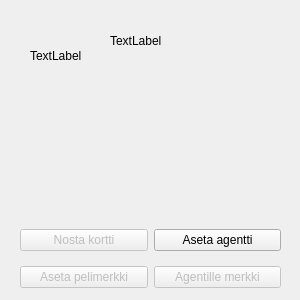
The window that ElectionGame/Student/kaupunginosa.ui (elguitar/los-horos) describes before a commit, drawn with Qt 5.
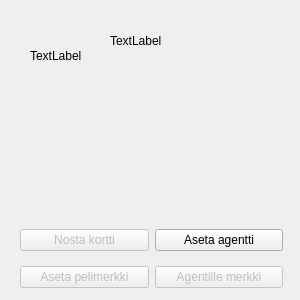
The same window after the commit.

```diff
--- a/ElectionGame/Student/kaupunginosa.ui
+++ b/ElectionGame/Student/kaupunginosa.ui
@@ -10,6 +10,18 @@
     <height>300</height>
    </rect>
   </property>
+  <property name="sizePolicy">
+   <sizepolicy hsizetype="Preferred" vsizetype="Preferred">
+    <horstretch>0</horstretch>
+    <verstretch>0</verstretch>
+   </sizepolicy>
+  </property>
+  <property name="minimumSize">
+   <size>
+    <width>300</width>
+    <height>300</height>
+   </size>
+  </property>
   <property name="windowTitle">
    <string>Form</string>
   </property>
@@ -34,7 +46,7 @@
     <rect>
      <x>20</x>
      <y>220</y>
-     <width>261</width>
+     <width>263</width>
      <height>78</height>
     </rect>
    </property>
```
